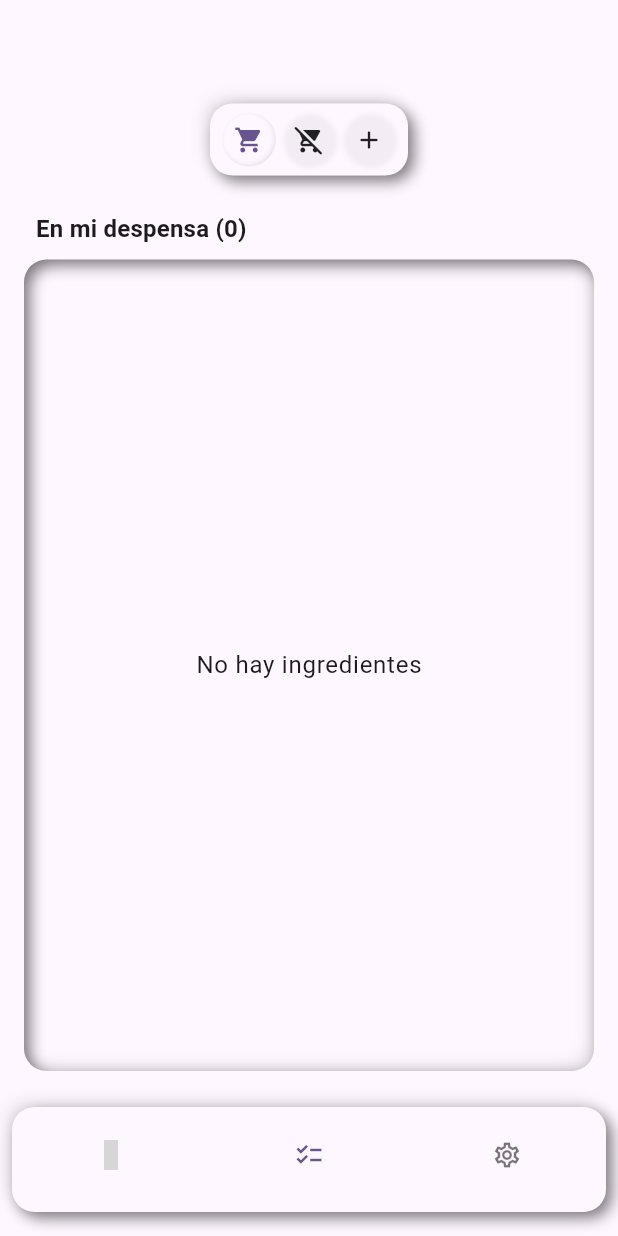
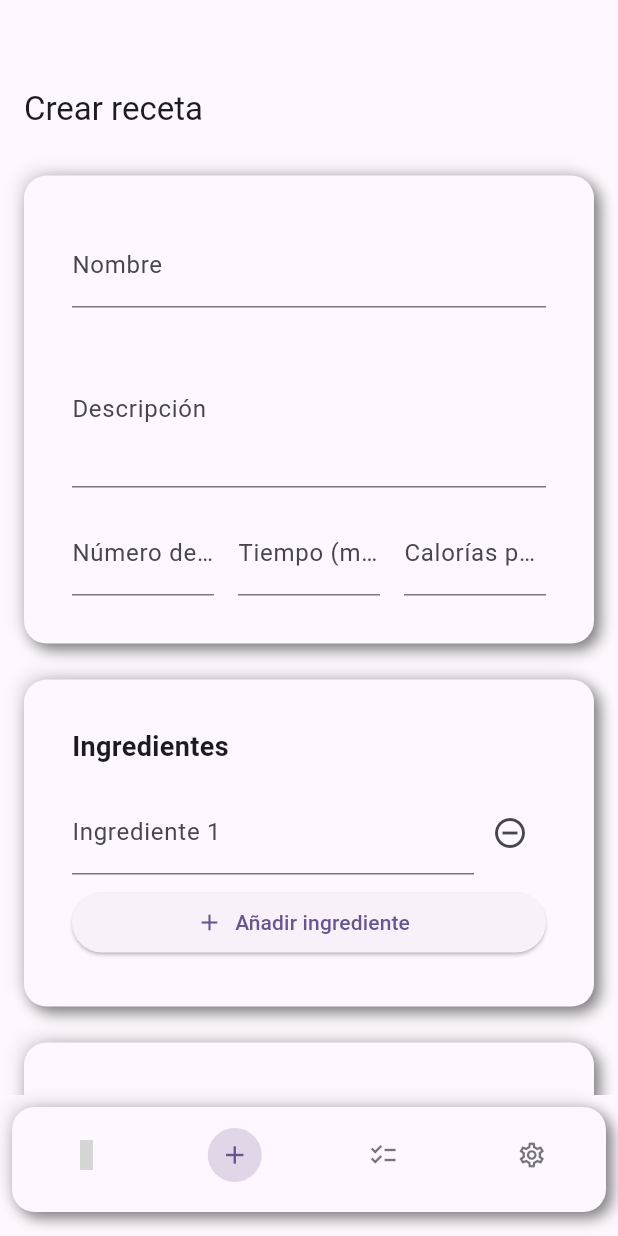
Before and after one commit to enekor/AiKitchen, a Flutter app: the screen it shows after launch, item 2 of the bottom bar chosen, on a phone screen of 412 x 824 dp. Run offline on Flutter 3.47's test engine with Material 3 defaults, Android fonts, the phone set to English and light mode, and no system bars; drawn by our look-alikes of dynamic_color; our stand-ins replace carousel_slider, flutter_inset_shadow, flutter_tts, fluttertoast, google_generative_ai, lottie and 3 more; missing offline and left inert: receive_sharing_intent; grey boxes are pictures that could not be loaded.

Commit message:
inicio de creacion de receta propia

```diff
--- a/lib/home/home.dart
+++ b/lib/home/home.dart
@@ -1,5 +1,6 @@
 import 'package:aikitchen/AI/using_ai.dart';
 import 'package:aikitchen/DB/using_db.dart';
+import 'package:aikitchen/screens/create_recipe.dart';
 import 'package:aikitchen/screens/settings.dart';
 import 'package:aikitchen/screens/shopping_list.dart';
 import 'package:aikitchen/widgets/navigation_bar.dart';
@@ -28,7 +29,12 @@ class _HomeState extends State<Home> {
         ),
         child: IndexedStack(
           index: _page,
-          children: [UsingAi(), /*UsingDB(),*/ ShoppingList(), Settings()],
+          children: [
+            UsingAi(),
+            /*UsingDB(),*/ CreateRecipe(),
+            ShoppingList(),
+            Settings(),
+          ],
         ),
       ),
 
--- /dev/null
+++ b/lib/screens/create_recipe.dart
@@ -0,0 +1,260 @@
+import 'package:aikitchen/models/recipe.dart';
+import 'package:aikitchen/services/json_documents.dart';
+import 'package:aikitchen/widgets/neumorphic_card.dart';
+import 'package:flutter/material.dart';
+
+class CreateRecipe extends StatefulWidget {
+  const CreateRecipe({super.key});
+
+  @override
+  State<CreateRecipe> createState() => _CreateRecipeState();
+}
+
+class _CreateRecipeState extends State<CreateRecipe> {
+  void saveRecipe() {
+    Recipe recipe = Recipe(
+      nombre: _nameController.text,
+      descripcion: _descriptionController.text,
+      raciones: int.parse(_rationsController.text),
+      calorias: double.parse(_caloriesController.text),
+      ingredientes: _ingredients,
+      preparacion: _steps,
+      tiempoEstimado: "${_estimatedTimeController.text}min",
+    );
+
+    JsonDocumentsService().updateFavRecipes(recipe);
+  }
+
+  final List<String> _ingredients = [''];
+  final List<String> _steps = [''];
+
+  // Controllers para los campos de texto
+  final _nameController = TextEditingController();
+  final _descriptionController = TextEditingController();
+  final _estimatedTimeController = TextEditingController();
+  final _caloriesController = TextEditingController();
+  final _rationsController = TextEditingController();
+
+  @override
+  void dispose() {
+    // Limpieza de los controllers
+    _nameController.dispose();
+    _descriptionController.dispose();
+    _estimatedTimeController.dispose();
+    _caloriesController.dispose();
+    _rationsController.dispose();
+    super.dispose();
+  }
+
+  @override
+  Widget build(BuildContext context) {
+    return Scaffold(
+      appBar: AppBar(title: const Text('Crear receta')),
+      body: SingleChildScrollView(
+        child: Padding(
+          padding: const EdgeInsets.all(16.0),
+          child: Column(
+            crossAxisAlignment: CrossAxisAlignment.stretch,
+            children: [
+              // Primera tarjeta - Información básica
+              NeumorphicCard(
+                child: Padding(
+                  padding: const EdgeInsets.all(16.0),
+                  child: Column(
+                    children: [
+                      TextField(
+                        controller: _nameController,
+                        decoration: const InputDecoration(labelText: 'Nombre'),
+                      ),
+                      const SizedBox(height: 16),
+                      TextField(
+                        controller: _descriptionController,
+                        decoration: const InputDecoration(
+                          labelText: 'Descripción',
+                        ),
+                        maxLines: 3,
+                      ),
+                      const SizedBox(height: 16),
+                      Row(
+                        children: [
+                          Expanded(
+                            child: TextField(
+                              controller: _rationsController,
+                              decoration: const InputDecoration(
+                                labelText: 'Número de platos',
+                              ),
+                              keyboardType: TextInputType.number,
+                            ),
+                          ),
+                          const SizedBox(width: 16),
+                          Expanded(
+                            child: TextField(
+                              controller: _estimatedTimeController,
+                              decoration: const InputDecoration(
+                                labelText: 'Tiempo (min)',
+                              ),
+                              keyboardType: TextInputType.number,
+                            ),
+                          ),
+                          const SizedBox(width: 16),
+                          Expanded(
+                            child: TextField(
+                              controller: _caloriesController,
+                              decoration: const InputDecoration(
+                                labelText: 'Calorías por ración',
+                              ),
+                              keyboardType: TextInputType.number,
+                            ),
+                          ),
+                        ],
+                      ),
+                    ],
+                  ),
+                ),
+              ),
+
+              const SizedBox(height: 24),
+
+              // Segunda tarjeta - Ingredientes
+              NeumorphicCard(
+                child: Padding(
+                  padding: const EdgeInsets.all(16.0),
+                  child: Column(
+                    crossAxisAlignment: CrossAxisAlignment.stretch,
+                    children: [
+                      const Text(
+                        'Ingredientes',
+                        style: TextStyle(
+                          fontSize: 18,
+                          fontWeight: FontWeight.bold,
+                        ),
+                      ),
+                      const SizedBox(height: 16),
+                      ListView.builder(
+                        shrinkWrap: true,
+                        physics: const NeverScrollableScrollPhysics(),
+                        itemCount: _ingredients.length,
+                        itemBuilder: (context, index) {
+                          return Padding(
+                            padding: const EdgeInsets.only(bottom: 8.0),
+                            child: Row(
+                              children: [
+                                Expanded(
+                                  child: TextField(
+                                    decoration: InputDecoration(
+                                      labelText: 'Ingrediente ${index + 1}',
+                                    ),
+                                    onChanged: (value) {
+                                      _ingredients[index] = value;
+                                    },
+                                  ),
+                                ),
+                                IconButton(
+                                  icon: const Icon(Icons.remove_circle_outline),
+                                  onPressed: () {
+                                    if (_ingredients.length > 1) {
+                                      setState(() {
+                                        _ingredients.removeAt(index);
+                                      });
+                                    }
+                                  },
+                                ),
+                              ],
+                            ),
+                          );
+                        },
+                      ),
+                      ElevatedButton.icon(
+                        onPressed: () {
+                          setState(() {
+                            _ingredients.add('');
+                          });
+                        },
+                        icon: const Icon(Icons.add),
+                        label: const Text('Añadir ingrediente'),
+                      ),
+                    ],
+                  ),
+                ),
+              ),
+
+              const SizedBox(height: 24),
+
+              // Tercera tarjeta - Pasos de preparación
+              NeumorphicCard(
+                child: Padding(
+                  padding: const EdgeInsets.all(16.0),
+                  child: Column(
+                    crossAxisAlignment: CrossAxisAlignment.stretch,
+                    children: [
+                      const Text(
+                        'Pasos de preparación',
+                        style: TextStyle(
+                          fontSize: 18,
+                          fontWeight: FontWeight.bold,
+                        ),
+                      ),
+                      const SizedBox(height: 16),
+                      ListView.builder(
+                        shrinkWrap: true,
+                        physics: const NeverScrollableScrollPhysics(),
+                        itemCount: _steps.length,
+                        itemBuilder: (context, index) {
+                          return Padding(
+                            padding: const EdgeInsets.only(bottom: 8.0),
+                            child: Row(
+                              crossAxisAlignment: CrossAxisAlignment.start,
+                              children: [
+                                Expanded(
+                                  child: TextField(
+                                    decoration: InputDecoration(
+                                      labelText: 'Paso ${index + 1}',
+                                    ),
+                                    maxLines: 3,
+                                    onChanged: (value) {
+                                      _steps[index] = value;
+                                    },
+                                  ),
+                                ),
+                                IconButton(
+                                  icon: const Icon(Icons.remove_circle_outline),
+                                  onPressed: () {
+                                    if (_steps.length > 1) {
+                                      setState(() {
+                                        _steps.removeAt(index);
+                                      });
+                                    }
+                                  },
+                                ),
+                              ],
+                            ),
+                          );
+                        },
+                      ),
+                      ElevatedButton.icon(
+                        onPressed: () {
+                          setState(() {
+                            _steps.add('');
+                          });
+                        },
+                        icon: const Icon(Icons.add),
+                        label: const Text('Añadir paso'),
+                      ),
+                    ],
+                  ),
+                ),
+              ),
+
+              const SizedBox(height: 24),
+              ElevatedButton(
+                onPressed: saveRecipe,
+                child: const Text('Guardar receta'),
+              ),
+              const SizedBox(height: 16),
+            ],
+          ),
+        ),
+      ),
+    );
+  }
+}
--- a/lib/services/json_documents.dart
+++ b/lib/services/json_documents.dart
@@ -55,6 +55,14 @@ class JsonDocumentsService {
     } catch (e) {
       print("Error writing favorite recipes: $e");
     }
+  }
+
+  Future<void> updateFavRecipes(Recipe recipe) async {
+    List<Recipe> myFavRecipes = await getFavRecipes();
+
+    myFavRecipes.add(recipe);
+
+    await setFavRecipes(myFavRecipes);
   }
 
   Future<List<CartItem>> getCartItems() async {
--- a/lib/widgets/navigation_bar.dart
+++ b/lib/widgets/navigation_bar.dart
@@ -77,6 +77,22 @@ class NeumorphicNavigationBar extends StatelessWidget {
                 decoration: BoxDecoration(
                   shape: BoxShape.circle,
                   color:
+                      currentIndex == 1
+                          ? Theme.of(
+                            context,
+                          ).colorScheme.primary.withOpacity(0.2)
+                          : Colors.transparent,
+                ),
+                child: Icon(currentIndex == 1 ? Icons.add : Icons.add_outlined),
+              ),
+              label: 'Crear receta',
+            ),
+            BottomNavigationBarItem(
+              icon: Container(
+                padding: const EdgeInsets.all(8),
+                decoration: BoxDecoration(
+                  shape: BoxShape.circle,
+                  color:
                       currentIndex == 2
                           ? Theme.of(
                             context,
```
